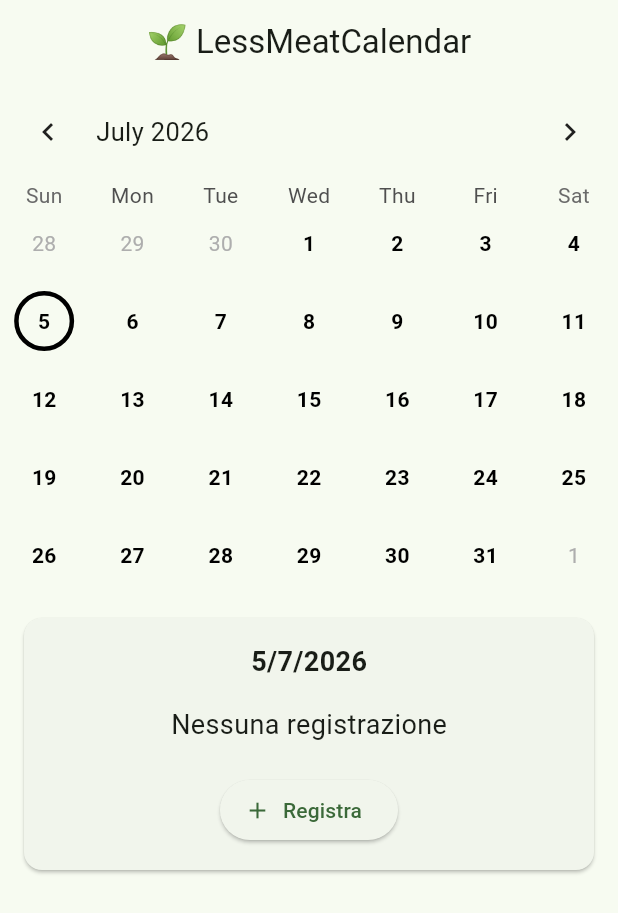
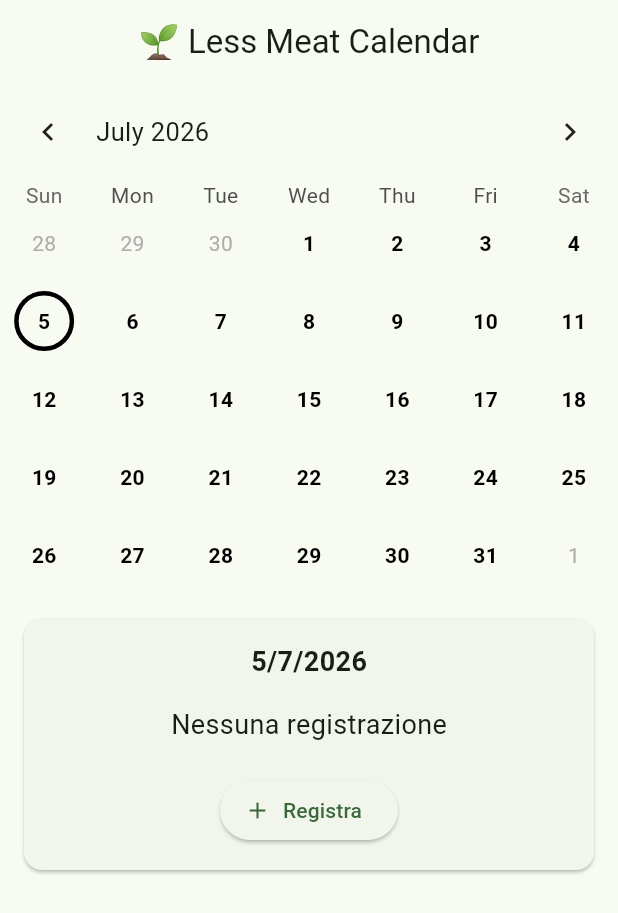
Before and after one commit to Energyarrow/LessMeatCalendar, a Flutter app: the screen it shows after launch, on a phone screen of 412 x 824 dp. Shown: the top 913 px of the screen. Run offline on Flutter 3.47's test engine with Material 3 defaults, Android fonts, the phone set to English and light mode, and no system bars; drawn by our look-alikes of table_calendar; our stand-ins replace shared_preferences.

Commit message:
v1.0 - App icon and branding

```diff
--- a/lib/screens/home_screen.dart
+++ b/lib/screens/home_screen.dart
@@ -39,7 +39,7 @@ class _HomeScreenState extends State<HomeScreen> {
   Widget build(BuildContext context) {
     return Scaffold(
       appBar: AppBar(
-        title: const Text("🌱 LessMeatCalendar"),
+        title: const Text("🌱 Less Meat Calendar"),
         centerTitle: true,
       ),
       body: Column(
```
Also changed, not shown: pubspec.yaml (+7 -0 lines), assets/icon/icon.png (added), pubspec.lock, 6 other files.
